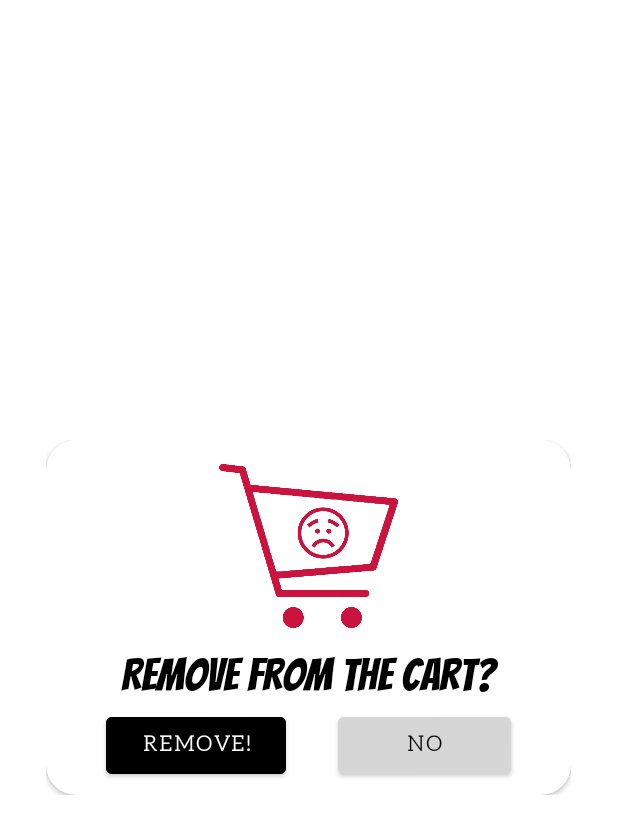
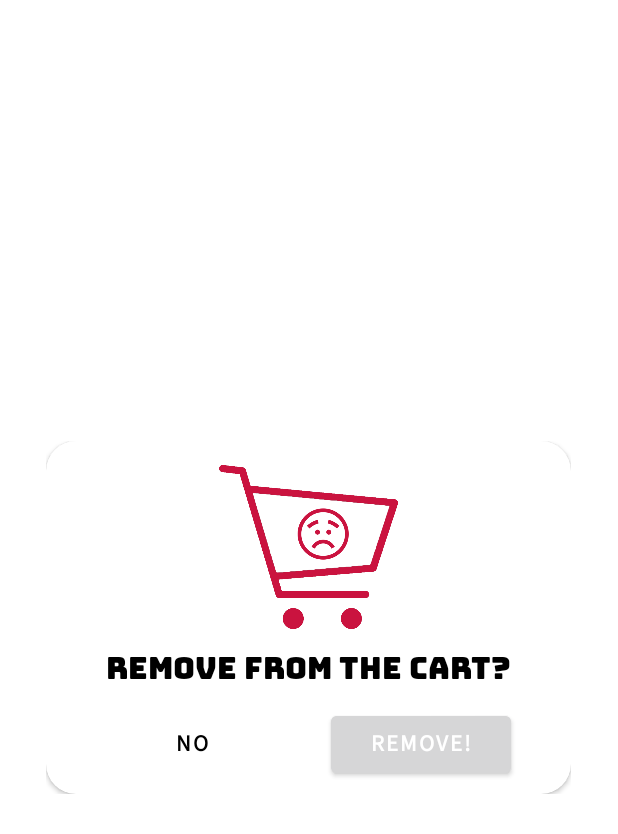
Before and after one commit to SatoshiGNJA/EnjelWater, an Android app: the layout remove_dialog.xml on its own in the app's theme, with its tools: preview values and no code run, on a phone screen of 412 x 824 dp. Shown: the top 834 px of the screen. Run offline under Robolectric (Android 15) with nearby library versions, the light colour scheme and no system bars; Roboto replaces fonts that are not available here.

Commit message:
Change the positions of button and fonts

```diff
--- a/app/src/main/res/layout/remove_dialog.xml
+++ b/app/src/main/res/layout/remove_dialog.xml
@@ -35,11 +35,11 @@
                 android:layout_height="wrap_content"
                 android:layout_marginStart="24dp"
                 android:layout_marginEnd="24dp"
-                android:fontFamily="@font/bangers"
+                android:fontFamily="@font/bungee"
                 android:gravity="center"
                 android:text="Remove from the Cart?"
                 android:textColor="#000000"
-                android:textSize="30sp"
+                android:textSize="20sp"
                 app:layout_constraintEnd_toEndOf="parent"
                 app:layout_constraintStart_toStartOf="parent"
                 app:layout_constraintTop_toBottomOf="@+id/imageViewNet" />
@@ -58,11 +58,12 @@
                     android:id="@+id/btn_dont_remove"
                     android:layout_width="115dp"
                     android:layout_height="50dp"
-                    android:layout_gravity="end"
-                    android:layout_marginEnd="40dp"
-                    android:backgroundTint="@color/red"
-                    android:fontFamily="@font/aleo_light"
+                    android:layout_gravity="start"
+                    android:layout_marginStart="40dp"
+                    android:background="@android:color/transparent"
+                    android:fontFamily="@font/source_sans_pro"
                     android:text="No"
+                    android:textSize="15sp"
                     android:textColor="@color/black"
                     android:textStyle="bold"
                     app:layout_constraintBottom_toBottomOf="parent"
@@ -73,11 +74,12 @@
                     android:id="@+id/btn_remove"
                     android:layout_width="120dp"
                     android:layout_height="50dp"
-                    android:layout_gravity="start"
-                    android:layout_marginStart="40dp"
-                    android:backgroundTint="@drawable/button_text_color"
-                    android:fontFamily="@font/aleo_light"
+                     android:layout_gravity="end"
+                    android:layout_marginEnd="40dp"
+                    android:backgroundTint="@drawable/button_cancel"
+                    android:fontFamily="@font/source_sans_pro"
                     android:text="Remove!"
+                    android:textSize="15sp"
                     android:textColor="@color/white"
                     android:textStyle="bold"
                     app:layout_constraintBottom_toBottomOf="parent"
```
